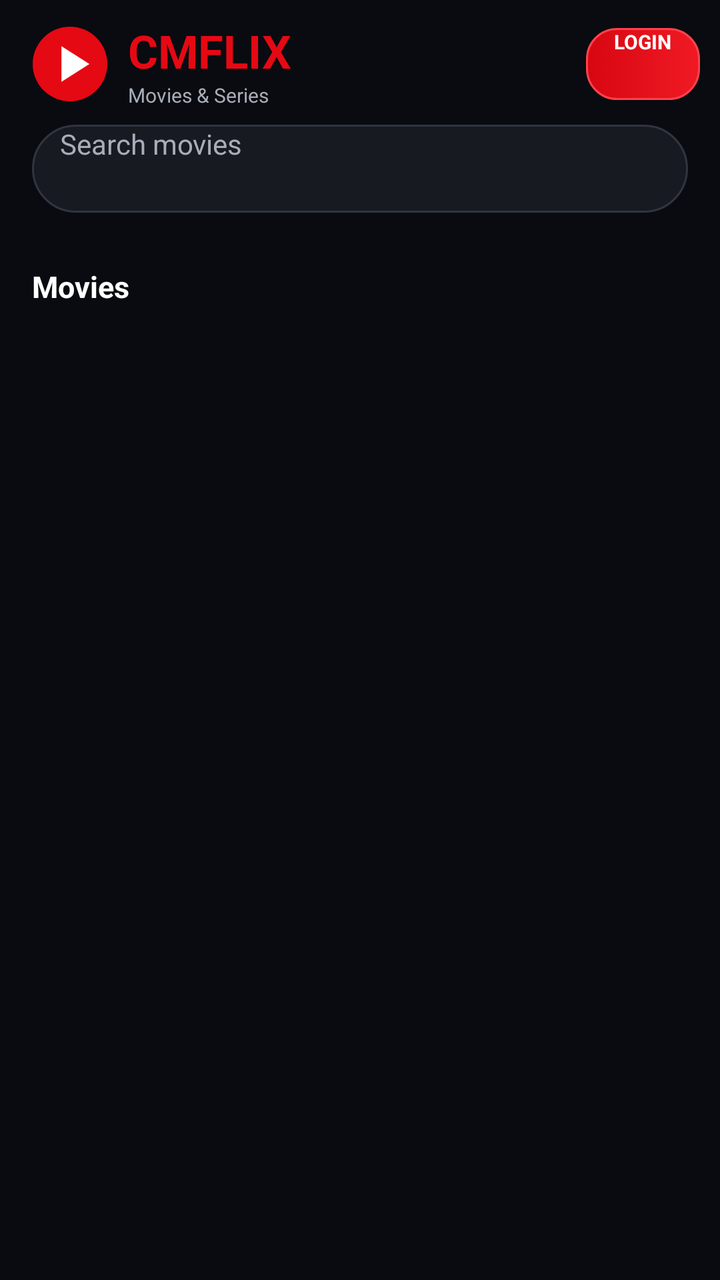
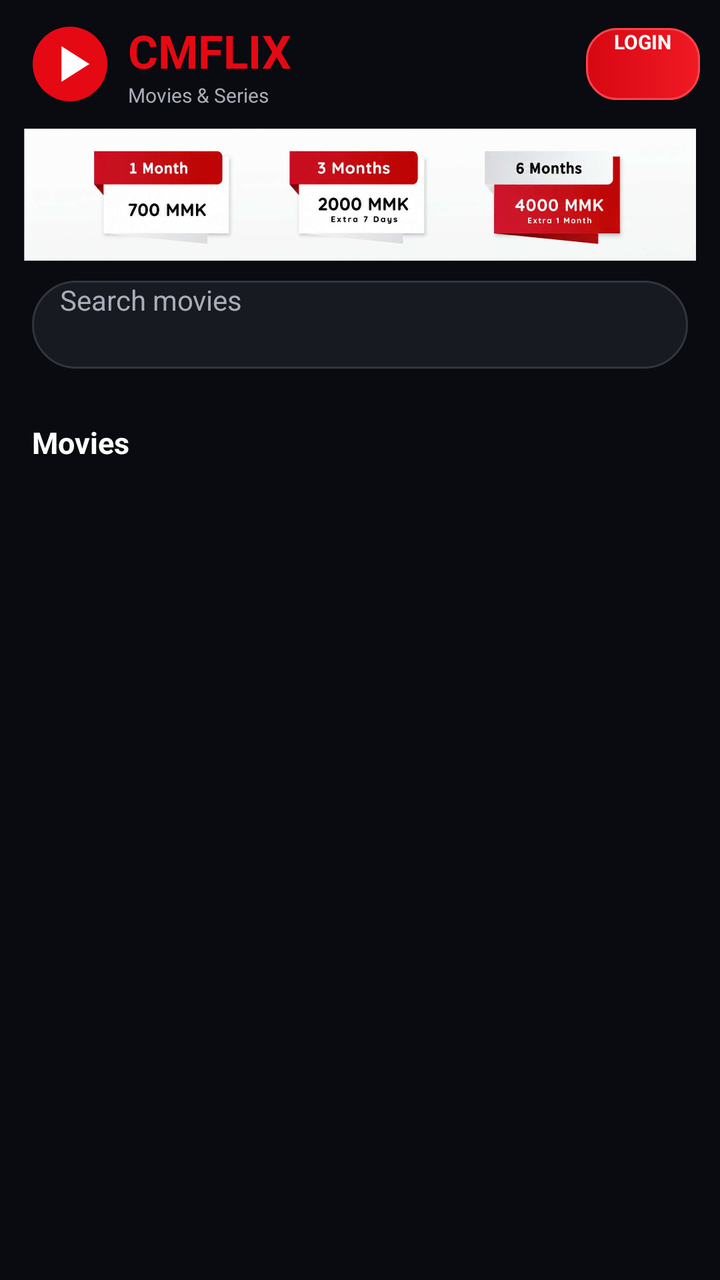

Before-and-after screenshots of an Android layout around one commit, followed by the original layout XML and the change that was made.
<!-- AndroidManifest.xml: activity theme Theme.CMFLIXNative.Starting -->
<!-- res/layout/activity_main.xml -->
<?xml version="1.0" encoding="utf-8"?>
<LinearLayout
    xmlns:android="http://schemas.android.com/apk/res/android"
    android:layout_width="match_parent"
    android:layout_height="match_parent"
    android:background="@color/dark_bg"
    android:orientation="vertical">

    <LinearLayout
        android:layout_width="match_parent"
        android:layout_height="wrap_content"
        android:gravity="center_vertical"
        android:orientation="horizontal"
        android:paddingStart="14dp"
        android:paddingTop="10dp"
        android:paddingEnd="10dp"
        android:paddingBottom="8dp">

        <ImageView
    android:layout_width="42dp"
    android:layout_height="42dp"
    android:contentDescription="@string/app_name"
    android:scaleType="fitCenter"
    android:src="@drawable/app_logo" />


        <LinearLayout
            android:layout_width="0dp"
            android:layout_height="wrap_content"
            android:layout_marginStart="8dp"
            android:layout_weight="1"
            android:orientation="vertical">

            <TextView
                android:id="@+id/titleText"
                android:layout_width="wrap_content"
                android:layout_height="wrap_content"
                android:text="CMFLIX"
                android:textColor="@color/brand_red"
                android:textSize="23sp"
                android:textStyle="bold" />

            <TextView
                android:layout_width="wrap_content"
                android:layout_height="wrap_content"
                android:text="Movies &amp; Series"
                android:textColor="@color/gray_text"
                android:textSize="10sp" />

        </LinearLayout>

        <Button
            android:id="@+id/accountButton"
            android:layout_width="wrap_content"
            android:layout_height="36dp"
            android:maxWidth="118dp"
            android:background="@drawable/account_badge_bg"
            android:backgroundTint="@null"
            android:ellipsize="end"
            android:minHeight="0dp"
            android:minWidth="0dp"
            android:paddingStart="14dp"
            android:paddingEnd="14dp"
            android:singleLine="true"
            android:text="LOGIN"
            android:textAllCaps="false"
            android:textColor="@color/white"
            android:textSize="10sp"
            android:textStyle="bold" />

        <Button
            android:id="@+id/premiumButton"
            android:layout_width="wrap_content"
            android:layout_height="36dp"
            android:layout_marginStart="8dp"
            android:background="@drawable/vip_badge_bg"
            android:backgroundTint="@null"
            android:clickable="true"
            android:focusable="true"
            android:minHeight="0dp"
            android:minWidth="72dp"
            android:paddingStart="12dp"
            android:paddingEnd="12dp"
            android:singleLine="true"
            android:text="P-0Day"
            android:textAllCaps="false"
            android:textColor="#FFF4C5"
            android:textSize="10sp"
            android:textStyle="bold"
            android:visibility="gone" />


    </LinearLayout>

    <EditText
    android:id="@+id/searchInput"
    android:layout_width="match_parent"
    android:layout_height="44dp"
    android:layout_marginStart="16dp"
    android:layout_marginEnd="16dp"
    android:layout_marginBottom="6dp"
    android:background="@drawable/search_bg"
    android:hint="Search movies"
    android:imeOptions="actionSearch"
    android:inputType="text"
    android:maxLength="50"
    android:maxLines="1"
    android:paddingStart="14dp"
    android:paddingEnd="14dp"
    android:singleLine="true"
    android:textColor="@color/white"
    android:textColorHint="@color/gray_text"
    android:textSize="14sp" />

<LinearLayout
    android:id="@+id/searchHistoryRow"
    android:layout_width="match_parent"
    android:layout_height="wrap_content"
    android:gravity="center_vertical"
    android:orientation="horizontal"
    android:paddingStart="16dp"
    android:paddingEnd="12dp"
    android:paddingBottom="6dp"
    android:visibility="gone">

    <HorizontalScrollView
        android:layout_width="0dp"
        android:layout_height="wrap_content"
        android:layout_weight="1"
        android:scrollbars="none">

        <LinearLayout
            android:id="@+id/searchHistoryContainer"
            android:layout_width="wrap_content"
            android:layout_height="wrap_content"
            android:orientation="horizontal" />

    </HorizontalScrollView>

    <TextView
        android:id="@+id/clearSearchHistoryButton"
        android:layout_width="wrap_content"
        android:layout_height="36dp"
        android:gravity="center"
        android:paddingStart="10dp"
        android:paddingEnd="4dp"
        android:text="CLEAR"
        android:textColor="@color/brand_red"
        android:textSize="11sp"
        android:textStyle="bold" />

</LinearLayout>

    
    <HorizontalScrollView
    android:layout_width="match_parent"
    android:layout_height="wrap_content"
    android:fillViewport="false"
    android:scrollbars="none">

    <LinearLayout
        android:id="@+id/categoryBar"
        android:layout_width="wrap_content"
        android:layout_height="wrap_content"
        android:gravity="center_vertical"
        android:orientation="horizontal"
        android:paddingStart="10dp"
        android:paddingTop="5dp"
        android:paddingEnd="10dp"
        android:paddingBottom="7dp" />

</HorizontalScrollView>

<LinearLayout
    android:layout_width="match_parent"
    android:layout_height="38dp"
    android:gravity="center_vertical"
    android:orientation="horizontal"
    android:paddingStart="16dp"
    android:paddingEnd="16dp">

    <TextView
        android:id="@+id/sectionTitle"
        android:layout_width="0dp"
        android:layout_height="wrap_content"
        android:layout_weight="1"
        android:text="Movies"
        android:textColor="@color/white"
        android:textSize="15sp"
        android:textStyle="bold" />

    <TextView
        android:id="@+id/localClearButton"
        android:layout_width="wrap_content"
        android:layout_height="match_parent"
        android:gravity="center"
        android:paddingStart="12dp"
        android:text="CLEAR"
        android:textColor="@color/brand_red"
        android:textSize="11sp"
        android:textStyle="bold"
        android:visibility="gone" />

</LinearLayout>


    <FrameLayout
        android:layout_width="match_parent"
        android:layout_height="0dp"
        android:layout_weight="1">

        <androidx.recyclerview.widget.RecyclerView
            android:id="@+id/recycler"
            android:layout_width="match_parent"
            android:layout_height="match_parent"
            android:clipToPadding="false"
            android:overScrollMode="never"
            android:paddingStart="7dp"
            android:paddingTop="2dp"
            android:paddingEnd="7dp"
            android:paddingBottom="24dp"
            android:scrollbars="none" />

        <TextView
            android:id="@+id/errorText"
            android:layout_width="match_parent"
            android:layout_height="wrap_content"
            android:layout_gravity="center"
            android:gravity="center"
            android:padding="24dp"
            android:textColor="@color/gray_text"
            android:textSize="14sp"
            android:visibility="gone" />

        <ProgressBar
            android:id="@+id/progress"
            android:layout_width="44dp"
            android:layout_height="44dp"
            android:layout_gravity="bottom|center_horizontal"
            android:layout_marginBottom="18dp"
            android:visibility="gone" />

    </FrameLayout>

</LinearLayout>
<!-- resources referenced by this layout -->
<resources>
  <color name="brand_red">#E50914</color>
  <color name="dark_bg">#090B10</color>
  <color name="gray_text">#A8ADB8</color>
  <color name="white">#FFFFFF</color>
  <!-- drawable account_badge_bg (drawable) -->
  <?xml version="1.0" encoding="utf-8"?>
  <selector
      xmlns:android="http://schemas.android.com/apk/res/android">
  
      <item android:state_pressed="true">
          <shape android:shape="rectangle">
  
              <gradient
                  android:angle="0"
                  android:startColor="#B80610"
                  android:endColor="#D10A14" />
  
              <corners android:radius="15dp" />
  
              <stroke
                  android:width="1dp"
                  android:color="#FF5A62" />
  
          </shape>
      </item>
  
      <item>
          <shape android:shape="rectangle">
  
              <gradient
                  android:angle="0"
                  android:startColor="#D70712"
                  android:endColor="#F01A24" />
  
              <corners android:radius="15dp" />
  
              <stroke
                  android:width="1dp"
                  android:color="#FF424C" />
  
          </shape>
      </item>
  
  </selector>
  <!-- drawable app_logo (drawable) -->
  <?xml version="1.0" encoding="utf-8"?>
  <vector
      xmlns:android="http://schemas.android.com/apk/res/android"
      android:width="108dp"
      android:height="108dp"
      android:viewportWidth="108"
      android:viewportHeight="108">
  
      <path
          android:fillColor="#E50914"
          android:pathData="M54,6A48,48 0,1 0,54 102A48,48 0,1 0,54 6" />
  
      <path
          android:fillColor="#FFFFFF"
          android:pathData="M43,31 L43,77 L79,54 Z" />
  
  </vector>
  <!-- drawable search_bg (drawable) -->
  <?xml version="1.0" encoding="utf-8"?>
  <shape
      xmlns:android="http://schemas.android.com/apk/res/android"
      android:shape="rectangle">
  
      <solid android:color="#171A21" />
  
      <corners android:radius="22dp" />
  
      <stroke
          android:width="1dp"
          android:color="#303540" />
  
  </shape>
  <!-- drawable vip_badge_bg (drawable) -->
  <?xml version="1.0" encoding="utf-8"?>
  <shape
      xmlns:android="http://schemas.android.com/apk/res/android"
      android:shape="rectangle">
  
      <gradient
          android:angle="0"
          android:startColor="#E50914"
          android:endColor="#FF4B2B" />
  
      <corners android:radius="20dp" />
  
      <stroke
          android:width="1dp"
          android:color="#99FFFFFF" />
  
  </shape>
  <string name="app_name">CMFLIX</string>
  <style name="Theme.CMFLIXNative.Starting" parent="Theme.SplashScreen">
  
          <item name="windowSplashScreenBackground">
              @color/dark_bg
          </item>
  
          <item name="windowSplashScreenAnimatedIcon">
      @drawable/app_logo
  </item>
  
  
          <item name="windowSplashScreenIconBackgroundColor">
              @color/dark_bg
          </item>
  
          <item name="postSplashScreenTheme">
              @style/Theme.CMFLIXNative
          </item>
      </style>
  <style name="Theme.CMFLIXNative" parent="Theme.AppCompat.DayNight.NoActionBar">
  
          <item name="android:fontFamily">sans</item>
          <item name="android:windowActionModeOverlay">true</item>
          <item name="android:colorAccent">@color/white</item>
          <item name="android:navigationBarColor">@color/black</item>
          <item name="android:statusBarColor">@color/black</item>
          <item name="android:windowLightStatusBar">false</item>
          <item name="android:windowBackground">@color/dark_bg</item>
      </style>
  <color name="black">#000000</color>
</resources>

<!-- the commit's change to res/layout/activity_main.xml (unified diff, before → after) -->
@@ -82,7 +82,7 @@
             android:paddingStart="12dp"
             android:paddingEnd="12dp"
             android:singleLine="true"
-            android:text="P-0Day"
+            android:text="♛ Buy VIP"
             android:textAllCaps="false"
             android:textColor="#FFF4C5"
             android:textSize="10sp"
@@ -91,6 +91,22 @@
 
 
     </LinearLayout>
+    <ImageView
+        android:id="@+id/vipPlanBanner"
+        android:layout_width="match_parent"
+        android:layout_height="wrap_content"
+        android:layout_marginStart="12dp"
+        android:layout_marginTop="2dp"
+        android:layout_marginEnd="12dp"
+        android:layout_marginBottom="10dp"
+        android:adjustViewBounds="true"
+        android:background="#FFFFFF"
+        android:clickable="true"
+        android:contentDescription="VIP plans"
+        android:focusable="true"
+        android:maxHeight="190dp"
+        android:scaleType="fitCenter"
+        android:src="@drawable/vip_plan_banner" />
 
     <EditText
     android:id="@+id/searchInput"
<!-- resource entries referenced after the edit -->
@@ -95,6 +95,7 @@
           android:color="#99FFFFFF" />
   
   </shape>
+  <!-- drawable vip_plan_banner: jpg bitmap (drawable-nodpi, 110979 bytes) -->
   <string name="app_name">CMFLIX</string>
   <style name="Theme.CMFLIXNative.Starting" parent="Theme.SplashScreen">
   
